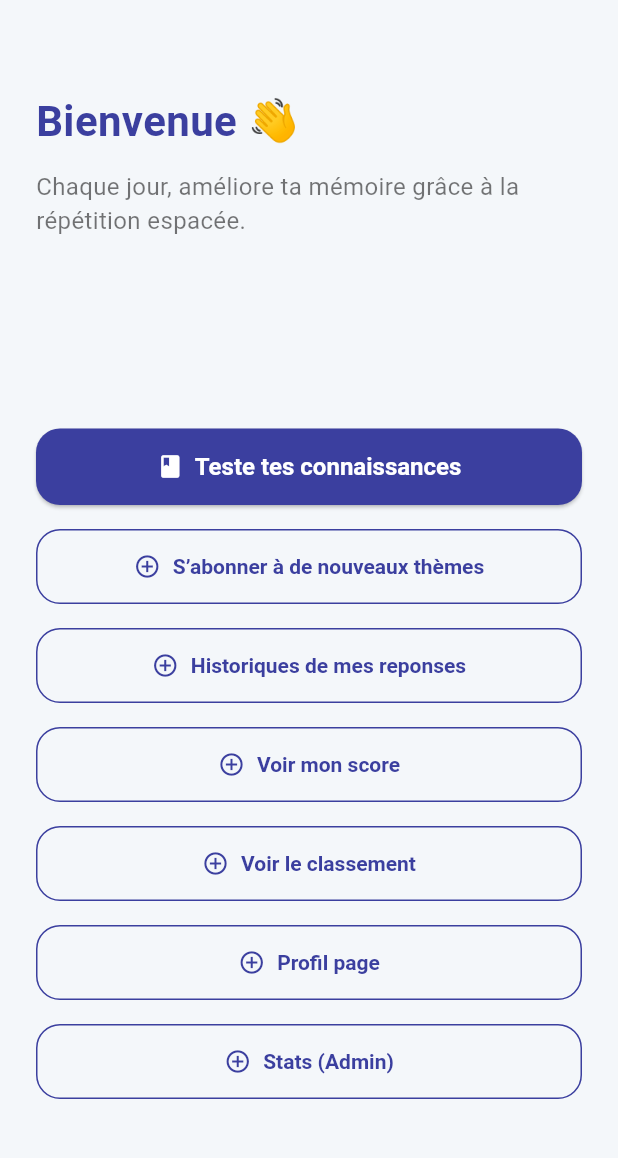
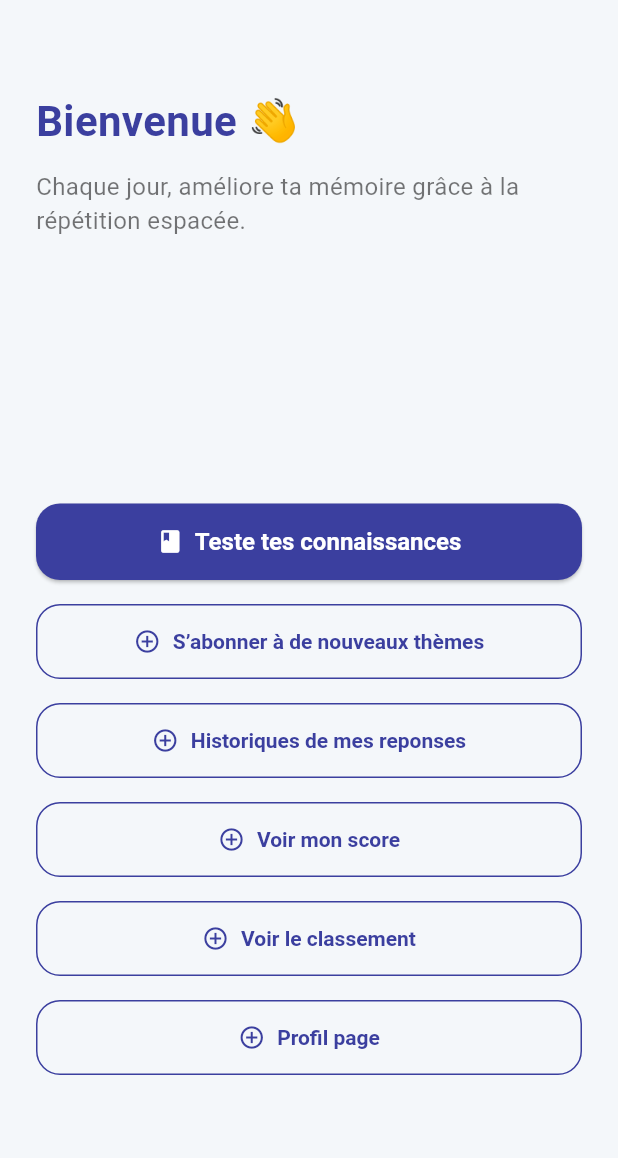
Before and after one commit to Jilvo/LeitMind-Mobile, a Flutter app: the HomeScreen screen opened by its route, on a phone screen of 412 x 824 dp, the part 65-1223 px from its top. Run offline on Flutter 3.47's test engine with Material 3 defaults, Android fonts, the phone set to English and light mode, and no system bars; our stand-ins replace cached_network_image, flutter_dotenv, image_picker, shared_preferences; accounts and stored records are empty.

Commit message:
upt text

```diff
--- a/lib/screens/home_screen.dart
+++ b/lib/screens/home_screen.dart
@@ -205,25 +205,25 @@ class _HomeScreenState extends State<HomeScreen> {
                     textStyle: const TextStyle(fontWeight: FontWeight.bold),
                   ),
                 ),const SizedBox(height: 16),
-                OutlinedButton.icon(
-                  onPressed: () {
-                    // Logique d’abonnement ou navigation
-                    ScaffoldMessenger.of(context).showSnackBar(
-                      const SnackBar(content: Text("Fonction 'S’abonner' à venir !")),
-                    );
-                  },
-                  icon: const Icon(Icons.add_circle_outline),
-                  label: const Text("Stats (Admin)"),
-                  style: OutlinedButton.styleFrom(
-                    side: const BorderSide(color: Color(0xFF3B3F9F)),
-                    padding: const EdgeInsets.symmetric(vertical: 16),
-                    shape: RoundedRectangleBorder(
-                      borderRadius: BorderRadius.circular(16),
-                    ),
-                    foregroundColor: const Color(0xFF3B3F9F),
-                    textStyle: const TextStyle(fontWeight: FontWeight.bold),
-                  ),
-                ),
+                // OutlinedButton.icon(
+                //   onPressed: () {
+                //     // Logique d’abonnement ou navigation
+                //     ScaffoldMessenger.of(context).showSnackBar(
+                //       const SnackBar(content: Text("Fonction 'Admin' à venir !")),
+                //     );
+                //   },
+                //   icon: const Icon(Icons.add_circle_outline),
+                //   label: const Text("Stats (Admin)"),
+                //   style: OutlinedButton.styleFrom(
+                //     side: const BorderSide(color: Color(0xFF3B3F9F)),
+                //     padding: const EdgeInsets.symmetric(vertical: 16),
+                //     shape: RoundedRectangleBorder(
+                //       borderRadius: BorderRadius.circular(16),
+                //     ),
+                //     foregroundColor: const Color(0xFF3B3F9F),
+                //     textStyle: const TextStyle(fontWeight: FontWeight.bold),
+                //   ),
+                // ),
               ],
             ),
           ],
--- a/lib/screens/leaderboard_screen.dart
+++ b/lib/screens/leaderboard_screen.dart
@@ -84,7 +84,7 @@ class _LeaderboardScreenState extends State<LeaderboardScreen> {
               items: const [
                 DropdownMenuItem(value: 'points', child: Text('Par points')),
                 DropdownMenuItem(value: 'questions', child: Text('Par questions répondues')),
-                DropdownMenuItem(value: 'streak', child: Text('Par série de jours')),
+                DropdownMenuItem(value: 'streak', child: Text('Par série consécutive de bonnes réponses')),
               ],
               onChanged: (value) => setState(() => selectedCriterion = value!),
             ),
```
Also changed, not shown: lib/screens/my_score_screen.dart (+4 -4 lines).
